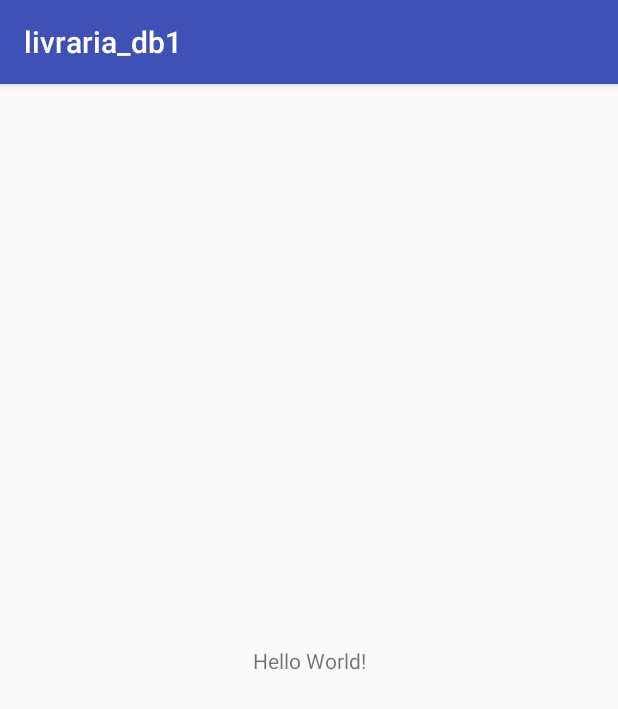
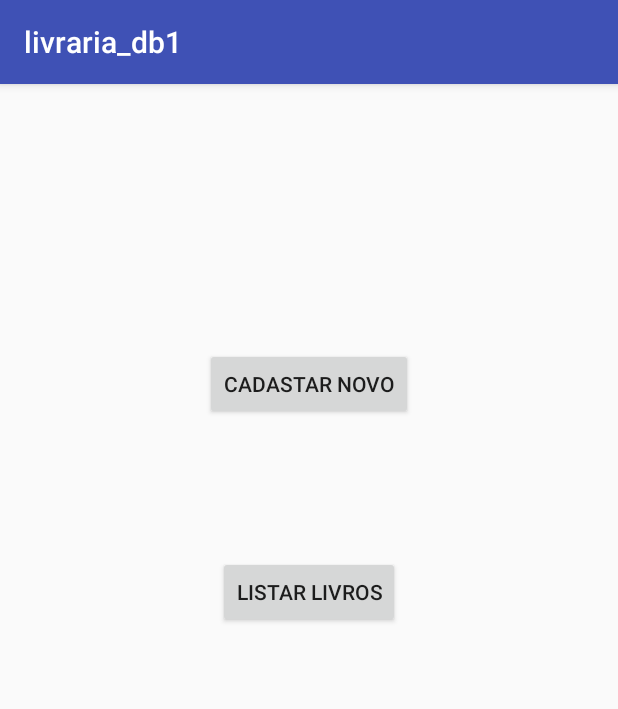
Before and after one commit to alanfernandes63/livraria-db1, an Android app: the screen it shows after launch (MainActivity), on a phone screen of 412 x 824 dp. Shown: the top 709 px of the screen. Run offline under Robolectric (Android 15) with nearby library versions, the phone set to English and light mode, and no system bars.

Commit message:
telas criadas

```diff
--- a/app/src/main/AndroidManifest.xml
+++ b/app/src/main/AndroidManifest.xml
@@ -9,13 +9,15 @@
         android:roundIcon="@mipmap/ic_launcher_round"
         android:supportsRtl="true"
         android:theme="@style/AppTheme">
-        <activity android:name=".MainActivity">
+        <activity android:name=".view.MainActivity">
             <intent-filter>
                 <action android:name="android.intent.action.MAIN" />
 
                 <category android:name="android.intent.category.LAUNCHER" />
             </intent-filter>
         </activity>
+        <activity android:name=".view.CadastroLivro" />
+        <activity android:name=".view.ListarLivros"></activity>
     </application>
 
 </manifest>
--- a/app/src/main/res/layout/activity_main.xml
+++ b/app/src/main/res/layout/activity_main.xml
@@ -4,15 +4,34 @@
     xmlns:tools="http://schemas.android.com/tools"
     android:layout_width="match_parent"
     android:layout_height="match_parent"
-    tools:context=".MainActivity">
+    tools:context=".view.MainActivity">
 
-    <TextView
+    <Button
+        android:id="@+id/button"
         android:layout_width="wrap_content"
         android:layout_height="wrap_content"
-        android:text="Hello World!"
-        app:layout_constraintBottom_toBottomOf="parent"
-        app:layout_constraintLeft_toLeftOf="parent"
-        app:layout_constraintRight_toRightOf="parent"
+        android:layout_marginEnd="8dp"
+        android:layout_marginStart="8dp"
+        android:layout_marginTop="176dp"
+        android:text="Cadastar Novo"
+        android:onClick="cadastrarLivro"
+        app:layout_constraintEnd_toEndOf="parent"
+        app:layout_constraintStart_toStartOf="parent"
         app:layout_constraintTop_toTopOf="parent" />
 
+    <Button
+        android:id="@+id/button2"
+        android:layout_width="wrap_content"
+        android:layout_height="wrap_content"
+        android:layout_marginBottom="8dp"
+        android:layout_marginEnd="8dp"
+        android:layout_marginStart="8dp"
+        android:layout_marginTop="8dp"
+        android:text="Listar Livros"
+        android:onClick="listarLivros"
+        app:layout_constraintBottom_toBottomOf="parent"
+        app:layout_constraintEnd_toEndOf="parent"
+        app:layout_constraintStart_toStartOf="parent"
+        app:layout_constraintTop_toBottomOf="@+id/button"
+        app:layout_constraintVertical_bias="0.172" />
 </android.support.constraint.ConstraintLayout>
--- a/app/src/main/res/values/styles.xml
+++ b/app/src/main/res/values/styles.xml
@@ -1,7 +1,7 @@
 <resources>
 
     <!-- Base application theme. -->
-    <style name="AppTheme" parent="Theme.AppCompat.Light.DarkActionBar">
+    <style name="AppTheme" parent="Base.Theme.AppCompat.Light.DarkActionBar">
         <!-- Customize your theme here. -->
         <item name="colorPrimary">@color/colorPrimary</item>
         <item name="colorPrimaryDark">@color/colorPrimaryDark</item>
```
Also changed, not shown: app/src/main/java/br/eaj/tads/livraria_db1/view/CadastroLivro.java (added, +15 -0 lines), app/src/main/java/br/eaj/tads/livraria_db1/view/ListarLivros.java (renamed from app/src/main/java/br/eaj/tads/livraria_db1/MainActivity.java, +5 -3 lines), app/src/main/java/br/eaj/tads/livraria_db1/view/MainActivity.java (added, +36 -0 lines), app/src/main/res/layout/activity_cadastro_livro.xml (added, +132 -0 lines), app/src/main/res/layout/activity_listar_livros.xml (added, +9 -0 lines).
